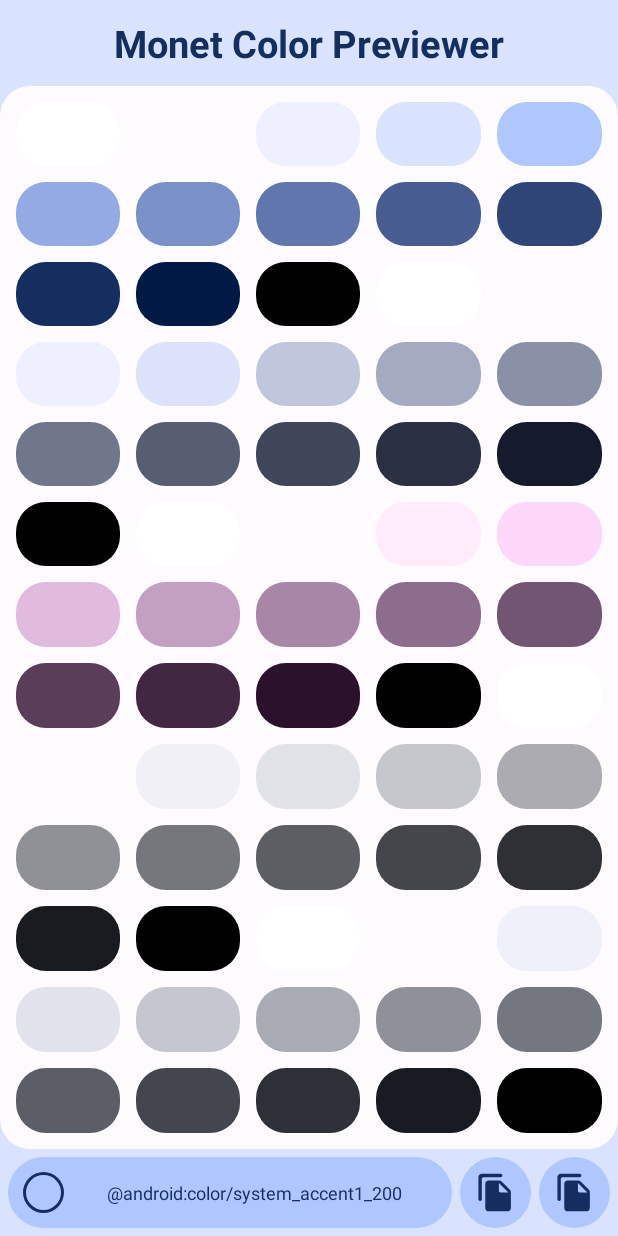
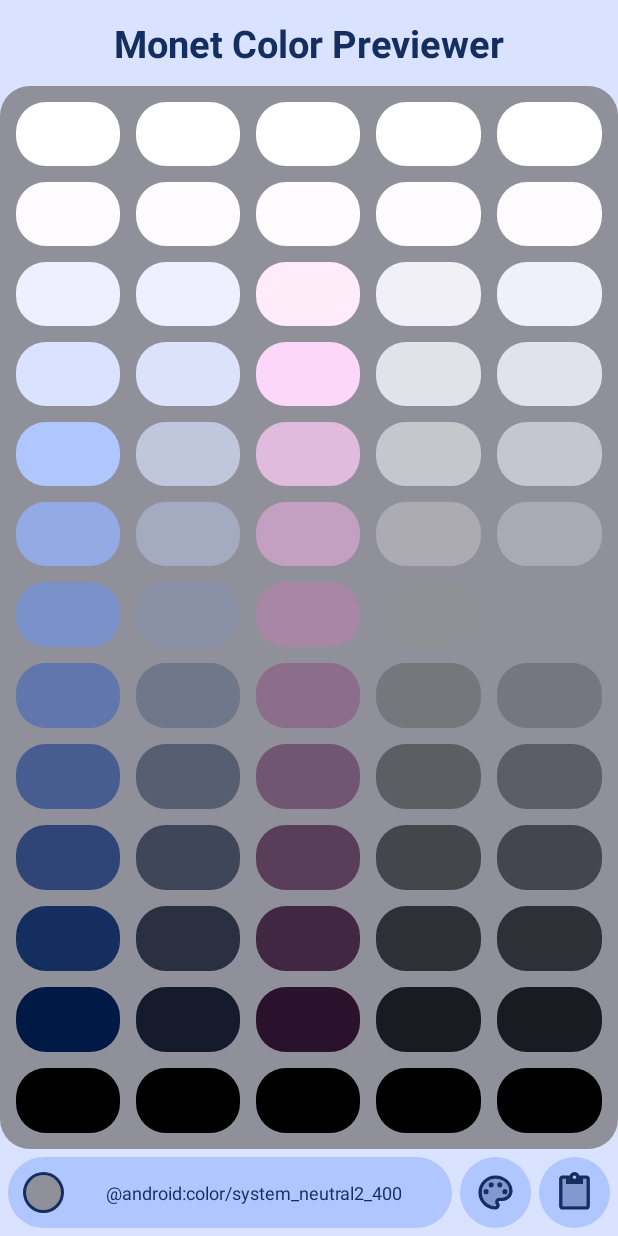
Before and after one commit to Smooth-E/monet-color-previewer, an Android app: the screen it shows after launch (MainActivity), on a phone screen of 412 x 824 dp. Run offline under Robolectric (Android 15) with nearby library versions, the phone set to English and light mode, and no system bars; plain views replace MaskableFrameLayout.

Commit message:
Rearanged colors, added buttons

```diff
--- a/app/src/main/java/com/smoothie/monetcolors/MainActivity.java
+++ b/app/src/main/java/com/smoothie/monetcolors/MainActivity.java
@@ -109,11 +109,12 @@ public class MainActivity extends AppCompatActivity {
             new Entry(R.color.neutral2_1000, "@android:color/system_neutral2_1000"),
     };
 
-    private FrameLayout                  colorDroplet;
-    private TextView                     colorName;
+    private FrameLayout colorDroplet;
+    private TextView colorName;
+    private View backgroundView;
 
     private void colorOnClick (Entry entry) {
-        //colorParent.setBackgroundTintList(ColorStateList.valueOf(getColor(entry.color)));
+        backgroundView.setBackgroundTintList(ColorStateList.valueOf(getColor(entry.color)));
         colorDroplet.setBackgroundTintList(ColorStateList.valueOf(getColor(entry.color)));
         colorName.setText(entry.name);
     }
@@ -123,8 +124,9 @@ public class MainActivity extends AppCompatActivity {
         super.onCreate(savedInstanceState);
         setContentView(R.layout.activity_main);
 
-        colorDroplet  = findViewById(R.id.color_droplet);
-        colorName     = findViewById(R.id.color_name_text_view);
+        colorDroplet = findViewById(R.id.color_droplet);
+        colorName = findViewById(R.id.color_name_text_view);
+        backgroundView = findViewById(R.id.background);
 
         LayoutInflater inflater = (LayoutInflater) getApplicationContext().getSystemService(Context.LAYOUT_INFLATER_SERVICE);
 
@@ -133,12 +135,13 @@ public class MainActivity extends AppCompatActivity {
             LinearLayout rowLayout = (LinearLayout) inflater.inflate(R.layout.layout_color_row, parent, false);
             for (int x = 0; x < 5; x++) {
                 FrameLayout layout = (FrameLayout) inflater.inflate(R.layout.layout_color_entry, rowLayout, false);
-                layout.setBackgroundTintList(ColorStateList.valueOf(getColor(colors[y * 5 + x].color)));
+                int position = x * 13 + y;
+                layout.setBackgroundTintList(ColorStateList.valueOf(getColor(colors[position].color)));
+                layout.setOnClickListener((View v) -> colorOnClick(colors[position]));
                 rowLayout.addView(layout);
             }
             parent.addView(rowLayout);
         }
-
-        colorOnClick(colors[4]);
+        colorOnClick(colors[58]);
     }
 }
--- a/app/src/main/res/drawable/ic_round_file_copy_24.xml
+++ /dev/null
@@ -1,5 +0,0 @@
-<vector android:height="24dp" android:tint="#FFFFFF"
-    android:viewportHeight="24" android:viewportWidth="24"
-    android:width="24dp" xmlns:android="http://schemas.android.com/apk/res/android">
-    <path android:fillColor="@android:color/white" android:pathData="M15,1L4,1c-1.1,0 -2,0.9 -2,2v13c0,0.55 0.45,1 1,1s1,-0.45 1,-1L4,4c0,-0.55 0.45,-1 1,-1h10c0.55,0 1,-0.45 1,-1s-0.45,-1 -1,-1zM15.59,5.59l4.83,4.83c0.37,0.37 0.58,0.88 0.58,1.41L21,21c0,1.1 -0.9,2 -2,2L7.99,23C6.89,23 6,22.1 6,21l0.01,-14c0,-1.1 0.89,-2 1.99,-2h6.17c0.53,0 1.04,0.21 1.42,0.59zM15,12h4.5L14,6.5L14,11c0,0.55 0.45,1 1,1z"/>
-</vector>
--- a/app/src/main/res/drawable/ic_twotone_color_lens_24.xml
+++ b/app/src/main/res/drawable/ic_twotone_color_lens_24.xml
@@ -1,4 +1,4 @@
-<vector android:height="24dp" android:tint="@color/accent1_200"
+<vector android:height="24dp" android:tint="#FFFFFF"
     android:viewportHeight="24" android:viewportWidth="24"
     android:width="24dp" xmlns:android="http://schemas.android.com/apk/res/android">
     <path android:fillAlpha="0.3"
--- /dev/null
+++ b/app/src/main/res/drawable/ic_twotone_content_paste_24.xml
@@ -0,0 +1,8 @@
+<vector android:height="24dp" android:tint="#FFFFFF"
+    android:viewportHeight="24" android:viewportWidth="24"
+    android:width="24dp" xmlns:android="http://schemas.android.com/apk/res/android">
+    <path android:fillAlpha="0.3"
+        android:fillColor="@android:color/white"
+        android:pathData="M17,7H7V4H5v16h14V4h-2z" android:strokeAlpha="0.3"/>
+    <path android:fillColor="@android:color/white" android:pathData="M19,2h-4.18C14.4,0.84 13.3,0 12,0S9.6,0.84 9.18,2L5,2c-1.1,0 -2,0.9 -2,2v16c0,1.1 0.9,2 2,2h14c1.1,0 2,-0.9 2,-2L21,4c0,-1.1 -0.9,-2 -2,-2zM12,2c0.55,0 1,0.45 1,1s-0.45,1 -1,1 -1,-0.45 -1,-1 0.45,-1 1,-1zM19,20L5,20L5,4h2v3h10L17,4h2v16z"/>
+</vector>
--- a/app/src/main/res/layout/activity_main.xml
+++ b/app/src/main/res/layout/activity_main.xml
@@ -26,7 +26,8 @@
         android:background="@drawable/shape_button"
         android:backgroundTint="?attr/colorSecondary"
         app:porterduffxfermode="DST_IN"
-        android:padding="5dp">
+        android:padding="5dp"
+        android:id="@+id/background">
 
         <LinearLayout
             android:id="@+id/color_list"
@@ -49,22 +50,23 @@
             android:layout_alignParentRight="true"
             android:layout_width="wrap_content"
             android:layout_height="match_parent"
-            android:background="?attr/selectableItemBackgroundBorderless"
-            android:clickable="true"
-            android:focusable="true"
-            android:id="@+id/button_download">
+            android:id="@+id/button_download"
+            android:background="@drawable/shape_round"
+            android:backgroundTint="?attr/colorPrimaryVariant">
 
             <FrameLayout
                 android:layout_width="wrap_content"
                 android:layout_height="match_parent"
-                android:background="@drawable/shape_round"
-                android:backgroundTint="?attr/colorPrimaryVariant">
+                android:background="?attr/selectableItemBackgroundBorderless"
+                android:clickable="true"
+                android:focusable="true"
+                android:id="@+id/button_copy_clickable">
 
                 <ImageView
                     android:layout_width="wrap_content"
                     android:layout_height="match_parent"
                     android:adjustViewBounds="true"
-                    android:src="@drawable/ic_round_file_copy_24"
+                    android:src="@drawable/ic_twotone_content_paste_24"
                     app:tint="?attr/colorOnSecondary"
                     android:padding="10dp"/>
 
@@ -77,22 +79,23 @@
             android:layout_width="wrap_content"
             android:layout_height="match_parent"
             android:layout_marginHorizontal="5dp"
-            android:background="?attr/selectableItemBackgroundBorderless"
-            android:clickable="true"
-            android:focusable="true"
-            android:id="@+id/button_copy">
+            android:id="@+id/button_copy"
+            android:background="@drawable/shape_round"
+            android:backgroundTint="?attr/colorPrimaryVariant">
 
             <FrameLayout
                 android:layout_width="wrap_content"
                 android:layout_height="match_parent"
-                android:background="@drawable/shape_round"
-                android:backgroundTint="?attr/colorPrimaryVariant">
+                android:background="?attr/selectableItemBackgroundBorderless"
+                android:clickable="true"
+                android:focusable="true"
+                android:id="@+id/button_download_clickable">
 
                 <ImageView
                     android:layout_width="wrap_content"
                     android:layout_height="match_parent"
                     android:adjustViewBounds="true"
-                    android:src="@drawable/ic_round_file_copy_24"
+                    android:src="@drawable/ic_twotone_color_lens_24"
                     app:tint="?attr/colorOnSecondary"
                     android:padding="10dp"/>
 
@@ -121,7 +124,7 @@
                     android:layout_width="wrap_content"
                     android:layout_height="match_parent"
                     android:adjustViewBounds="true"
-                    android:src="@drawable/ic_round_file_copy_24"
+                    android:src="@drawable/ic_twotone_content_paste_24"
                     android:padding="100dp"/>
 
                 <FrameLayout
```
